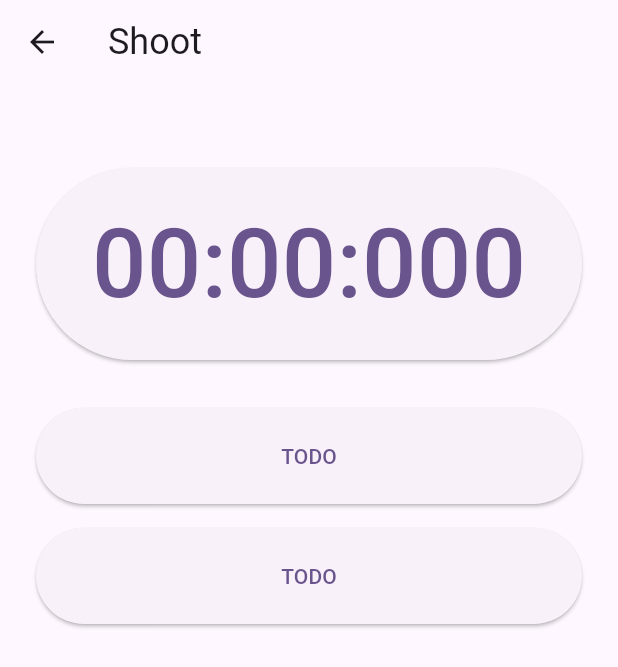
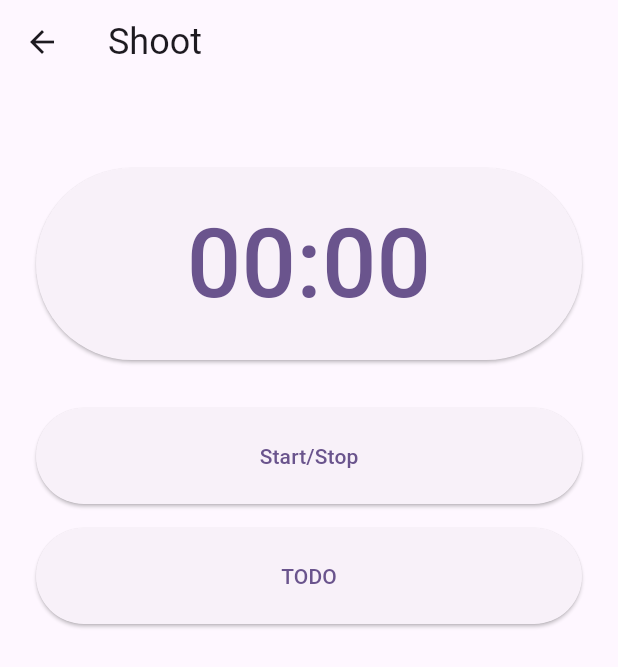
Before and after one commit to IamHARSHDABAS/shoot, a Flutter app: the MyTimer screen opened by its route, on a phone screen of 412 x 824 dp. Shown: the top 667 px of the screen. Run offline on Flutter 3.47's test engine with Material 2 defaults, Android fonts, the phone set to English and light mode, and no system bars; our stand-ins replace url_strategy, velocity_x.

Commit message:
Better Timer

```diff
--- a/lib/timer.dart
+++ b/lib/timer.dart
@@ -23,11 +23,10 @@ class _MyTimerState extends State<MyTimer> {
   String returnFormattedText() {
     var milli = stopwatch.elapsed.inMilliseconds;
 
-    String milliseconds = (milli % 1000).toString().padLeft(3, "0");
     String seconds = ((milli ~/ 1000) % 60).toString().padLeft(2, "0");
     String minutes = ((milli ~/ 1000) ~/ 60).toString().padLeft(2, "0");
 
-    return "$minutes:$seconds:$milliseconds";
+    return "$minutes:$seconds";
   }
 
   @override
@@ -36,7 +35,7 @@ class _MyTimerState extends State<MyTimer> {
     stopwatch = Stopwatch();
 
     t = Timer.periodic(
-      const Duration(milliseconds: 30),
+      const Duration(milliseconds: 128),
       (timer) {
         setState(() {});
       },
@@ -61,9 +60,7 @@ class _MyTimerState extends State<MyTimer> {
               ElevatedButton(
                 style: ElevatedButton.styleFrom(
                     minimumSize: Size(MediaQuery.of(context).size.width, 128)),
-                onPressed: () {
-                  handleStartStop();
-                },
+                onPressed: () {},
                 child: Text(
                   returnFormattedText(),
                   style: const TextStyle(fontSize: 64),
@@ -79,8 +76,10 @@ class _MyTimerState extends State<MyTimer> {
                     64,
                   ),
                 ),
-                onPressed: () {},
-                child: const Text('TODO'),
+                onPressed: () {
+                  handleStartStop();
+                },
+                child: const Text('Start/Stop'),
               ),
               const SizedBox(
                 height: 16,
```
